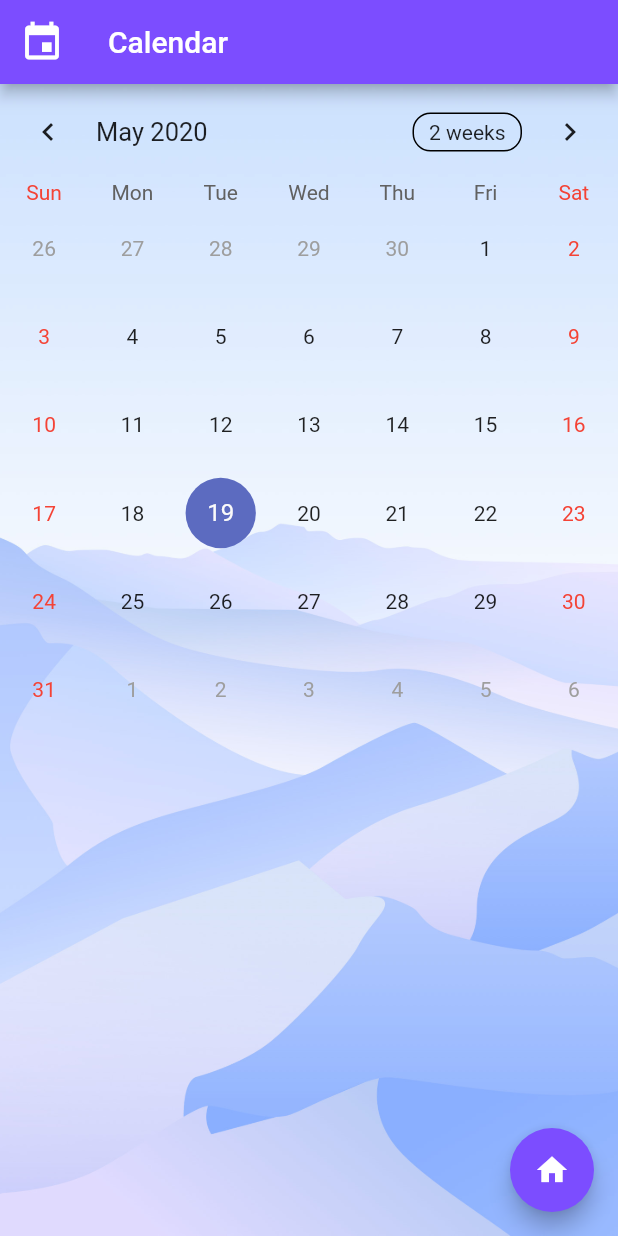
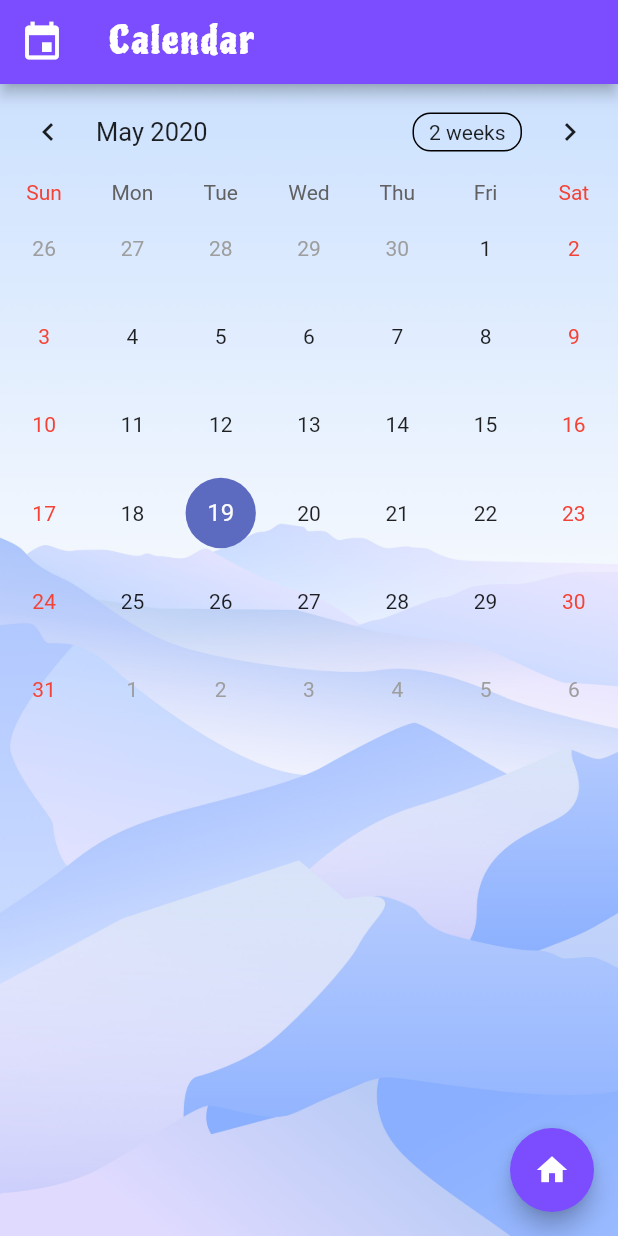
Before and after one commit to kshitijver/Time-manager-Flutter, a Flutter app: the screen it shows after launch, after a tap on "Calendar", on a phone screen of 412 x 824 dp. Run offline on Flutter 3.47's test engine with Material 2 defaults, Android fonts, the phone set to English and light mode, and no system bars; drawn by our look-alikes of table_calendar; our stand-ins replace cloud_firestore, firebase_auth, modal_progress_hud; accounts and stored records are empty.

Commit message:
font change

```diff
--- a/lib/assignment_screen.dart
+++ b/lib/assignment_screen.dart
@@ -38,7 +38,12 @@ class _AssignmentScreenState extends State<AssignmentScreen> {
       appBar: AppBar(
         backgroundColor: Colors.deepPurpleAccent,
         leading: Icon(Icons.assessment),
-        title: Text('To-Do Assignments'),
+        title: Text('To-Do Assignments',
+        style: TextStyle(
+          fontFamily: 'Piedra',
+          fontSize: 25.0,
+          letterSpacing: 1.5,
+        ),),
       ),
       body: SafeArea(
         child: Container(
--- a/lib/calendar_screen.dart
+++ b/lib/calendar_screen.dart
@@ -36,7 +36,11 @@ class _CalendarScreenState extends State<CalendarScreen> {
         ),
         title: Text(
           'Calendar',
-          style: TextStyle(fontSize: 20.0),
+          style: TextStyle(
+            fontFamily: 'Piedra',
+            fontSize: 25.0,
+            letterSpacing: 1.5,
+          ),
         ),
         backgroundColor: Colors.deepPurpleAccent,
       ),
--- a/lib/login_screen.dart
+++ b/lib/login_screen.dart
@@ -54,7 +54,7 @@ class _LoginScreenState extends State<LoginScreen> {
                 textAlign: TextAlign.center,
                 keyboardType: TextInputType.emailAddress,
                 decoration: kTextFieldDecoration.copyWith(
-                  hintText: 'Username@email.com',
+                  hintText: 'username@email.com',
                 ),
               ),
               SizedBox(
--- a/lib/main_screen.dart
+++ b/lib/main_screen.dart
@@ -68,8 +68,10 @@ class _MainScreenState extends State<MainScreen> {
                     'TI-MA',
                     style: TextStyle(
                         color: Colors.white,
+                        fontFamily: 'PermanentMarker',
+                        letterSpacing: 3.0,
                         fontSize: 40.0,
-                        fontWeight: FontWeight.bold),
+                        ),
                   ),
                 ],
               ),
@@ -208,7 +210,7 @@ class DrawerStyling extends StatelessWidget {
                 fontSize: 18.0,
               ),
             ),
-          ),
+          ), //home button
         ],
       ),
     );
--- a/lib/mainscreen_scrollingUI.dart
+++ b/lib/mainscreen_scrollingUI.dart
@@ -26,7 +26,9 @@ class MainScrollingList extends StatelessWidget {
             child: Text(
               'Chats',
               style: TextStyle(
-                fontSize: 20.0,
+                fontFamily: 'LobsterTwo',
+                letterSpacing: 1.0,
+                fontSize: 25.0,
               ),
             ),
             height: 200.0,
@@ -49,7 +51,9 @@ class MainScrollingList extends StatelessWidget {
               'Calendar',
               style: TextStyle(
                 color: Colors.white,
-                fontSize: 20.0,
+                fontFamily: 'LobsterTwo',
+                letterSpacing: 1.0,
+                fontSize: 25.0,
               ),
             ),
             height: 200.0,
@@ -72,7 +76,9 @@ class MainScrollingList extends StatelessWidget {
               'Assignments',
               style: TextStyle(
                 color: Colors.white,
-                fontSize: 20.0,
+                fontFamily: 'LobsterTwo',
+                letterSpacing: 1.0,
+                fontSize: 25.0,
               ),
             ),
             height: 200.0,
@@ -95,7 +101,9 @@ class MainScrollingList extends StatelessWidget {
             child: Text(
               'Workout',
               style: TextStyle(
-                fontSize: 20.0,
+                fontFamily: 'LobsterTwo',
+                letterSpacing: 1.0,
+                fontSize: 25.0,
               ),
             ),
             height: 200.0,
--- a/lib/task_tile.dart
+++ b/lib/task_tile.dart
@@ -14,6 +14,7 @@ class TaskTile extends StatelessWidget {
   @override
   Widget build(BuildContext context) {
     return ListTile(
+
       onLongPress: deletingTask,
       title: Text(
         taskTitle,
--- a/lib/workout_screen.dart
+++ b/lib/workout_screen.dart
@@ -8,7 +8,7 @@ class WorkoutScreen extends StatefulWidget {
   _WorkoutScreenState createState() => _WorkoutScreenState();
 }
 
-class _WorkoutScreenState extends State<WorkoutScreen> {
+class _WorkoutScreenState extends State<WorkoutScreen>{
   @override
   Widget build(BuildContext context) {
     return Scaffold(
@@ -21,6 +21,11 @@ class _WorkoutScreenState extends State<WorkoutScreen> {
             ),),
         title: Text(
           'Workout',
+          style: TextStyle(
+            fontFamily: 'Piedra',
+            fontSize: 25.0,
+            letterSpacing: 1.5,
+          ),
         ),
         backgroundColor: Colors.deepPurple,
       ),
```
Also changed, not shown: pubspec.yaml (+9 -0 lines), fonts/LobsterTwo-Regular.ttf (added), fonts/PermanentMarker-Regular.ttf (added), fonts/Piedra-Regular.ttf (added), pubspec.lock.
